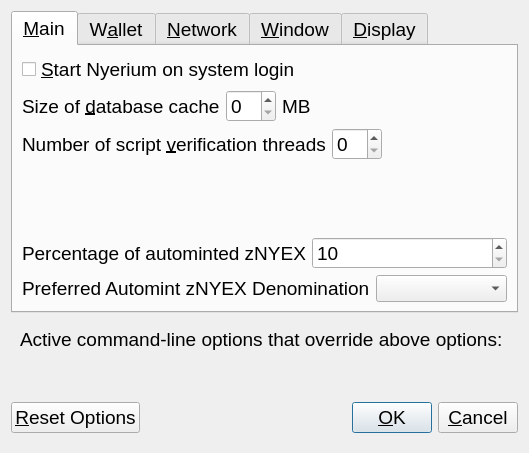
Above: src/qt/forms/optionsdialog.ui from nyerium-core/nyerium before the change. Below: the same form after it.
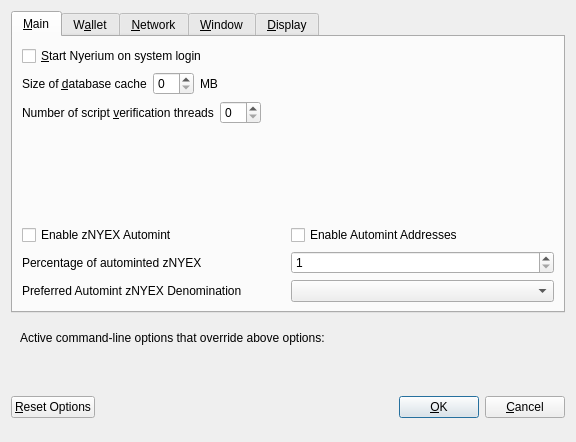
That is the form after the change. Custom widgets are drawn as their Qt base class.

Patch:
```diff
--- a/src/qt/forms/optionsdialog.ui
+++ b/src/qt/forms/optionsdialog.ui
@@ -6,16 +6,10 @@
    <rect>
     <x>0</x>
     <y>0</y>
-    <width>502</width>
-    <height>453</height>
+    <width>576</width>
+    <height>442</height>
    </rect>
   </property>
-  <property name="font">
-   <font>
-    
-    <pointsize>14</pointsize>
-   </font>
-  </property>
   <property name="windowTitle">
    <string>Options</string>
   </property>
@@ -25,11 +19,6 @@
   <layout class="QVBoxLayout" name="verticalLayout">
    <item>
     <widget class="QTabWidget" name="tabWidget">
-     <property name="font">
-   <font>
-       <pointsize>14</pointsize>
-      </font>
-     </property>
      <property name="currentIndex">
       <number>0</number>
      </property>
@@ -40,12 +29,6 @@
       <layout class="QVBoxLayout" name="verticalLayout_Main">
        <item>
         <widget class="QCheckBox" name="bitcoinAtStartup">
-         <property name="font">
-          <font>
-           
-           <pointsize>14</pointsize>
-          </font>
-         </property>
          <property name="toolTip">
           <string>Automatically start Nyerium after logging in to the system.</string>
          </property>
@@ -58,12 +41,6 @@
         <layout class="QHBoxLayout" name="horizontalLayout_2_Main">
          <item>
           <widget class="QLabel" name="databaseCacheLabel">
-           <property name="font">
-            <font>
-             
-             <pointsize>14</pointsize>
-            </font>
-           </property>
            <property name="text">
             <string>Size of &amp;database cache</string>
            </property>
@@ -76,23 +53,10 @@
           </widget>
          </item>
          <item>
-          <widget class="QSpinBox" name="databaseCache">
-           <property name="font">
-            <font>
-             
-             <pointsize>14</pointsize>
-            </font>
-           </property>
-          </widget>
+          <widget class="QSpinBox" name="databaseCache"/>
          </item>
          <item>
           <widget class="QLabel" name="databaseCacheUnitLabel">
-           <property name="font">
-            <font>
-             
-             <pointsize>14</pointsize>
-            </font>
-           </property>
            <property name="text">
             <string>MB</string>
            </property>
@@ -103,12 +67,6 @@
          </item>
          <item>
           <spacer name="horizontalSpacer_2_Main">
-           <property name="font">
-            <font>
-             
-             <pointsize>14</pointsize>
-            </font>
-           </property>
            <property name="orientation">
             <enum>Qt::Horizontal</enum>
            </property>
@@ -126,12 +84,6 @@
         <layout class="QHBoxLayout" name="horizontalLayout_3_Main">
          <item>
           <widget class="QLabel" name="threadsScriptVerifLabel">
-           <property name="font">
-            <font>
-             
-             <pointsize>14</pointsize>
-            </font>
-           </property>
            <property name="text">
             <string>Number of script &amp;verification threads</string>
            </property>
@@ -145,12 +97,6 @@
          </item>
          <item>
           <widget class="QSpinBox" name="threadsScriptVerif">
-           <property name="font">
-            <font>
-             
-             <pointsize>14</pointsize>
-            </font>
-           </property>
            <property name="toolTip">
             <string>(0 = auto, &lt;0 = leave that many cores free)</string>
            </property>
@@ -158,12 +104,6 @@
          </item>
          <item>
           <spacer name="horizontalSpacer_3_Main">
-           <property name="font">
-            <font>
-             
-             <pointsize>14</pointsize>
-            </font>
-           </property>
            <property name="orientation">
             <enum>Qt::Horizontal</enum>
            </property>
@@ -179,12 +119,6 @@
        </item>
        <item>
         <spacer name="verticalSpacer_2">
-         <property name="font">
-          <font>
-           
-           <pointsize>14</pointsize>
-          </font>
-         </property>
          <property name="orientation">
           <enum>Qt::Vertical</enum>
          </property>
@@ -197,15 +131,45 @@
         </spacer>
        </item>
        <item>
-        <layout class="QHBoxLayout" name="horizontalLayout_3">
+        <widget class="QWidget" name="verticalZnyexOptionsWidget" native="true">
+         <layout class="QVBoxLayout" name="verticalZnyexOptionsLayout">
+          <property name="margin">
+           <number>0</number>
+          </property>
+          <item>
+           <layout class="QHBoxLayout" name="horizontalAutomintingLayout">
+            <item>
+             <widget class="QCheckBox" name="checkBoxZeromintEnable">
+              <property name="toolTip">
+               <string>Enable automatic minting of NYEX units to zNYEX</string>
+              </property>
+              <property name="layoutDirection">
+               <enum>Qt::LeftToRight</enum>
+              </property>
+              <property name="text">
+               <string>Enable zNYEX Automint</string>
+              </property>
+             </widget>
+            </item>
+            <item>
+             <widget class="QCheckBox" name="checkBoxZeromintAddresses">
+              <property name="toolTip">
+               <string>Enable automatic zNYEX minting from specific addresses</string>
+              </property>
+              <property name="layoutDirection">
+               <enum>Qt::LeftToRight</enum>
+              </property>
+              <property name="text">
+               <string>Enable Automint Addresses</string>
+              </property>
+             </widget>
+            </item>
+           </layout>
+          </item>
+          <item>
+           <layout class="QHBoxLayout" name="horizontalZmintPercentageLayout">
          <item>
           <widget class="QLabel" name="percentage_label">
-           <property name="font">
-            <font>
-             
-             <pointsize>14</pointsize>
-            </font>
-           </property>
            <property name="toolTip">
             <string>Percentage of incoming NYEX which get automatically converted to zNYEX via Zerocoin Protocol (min: 10%)</string>
            </property>
@@ -216,14 +180,8 @@
          </item>
          <item>
           <widget class="QSpinBox" name="zeromintPercentage">
-           <property name="font">
-            <font>
-             
-             <pointsize>14</pointsize>
-            </font>
-           </property>
            <property name="minimum">
-            <number>10</number>
+               <number>1</number>
            </property>
            <property name="maximum">
             <number>100</number>
@@ -245,12 +203,6 @@
              <height>16777215</height>
             </size>
            </property>
-           <property name="font">
-            <font>
-             
-             <pointsize>14</pointsize>
-            </font>
-           </property>
            <property name="toolTip">
             <string>Wait with automatic conversion to Zerocoin until enough NYEX for this denomination is available</string>
            </property>
@@ -267,12 +219,6 @@
              <height>27</height>
             </size>
            </property>
-           <property name="font">
-            <font>
-             
-             <pointsize>14</pointsize>
-            </font>
-           </property>
            <property name="toolTip">
             <string>Wait with automatic conversion to Zerocoin until enough NYEX for this denomination is available</string>
            </property>
@@ -288,6 +234,9 @@
        </item>
       </layout>
      </widget>
+       </item>
+      </layout>
+     </widget>
      <widget class="QWidget" name="tabWallet">
       <attribute name="title">
        <string>W&amp;allet</string>
@@ -678,22 +627,11 @@
    </item>
    <item>
     <widget class="QFrame" name="frame">
-     <property name="font">
-   <font>
-       <pointsize>14</pointsize>
-      </font>
-     </property>
      <layout class="QVBoxLayout" name="verticalLayout_Bottom">
       <item>
        <layout class="QHBoxLayout" name="horizontalLayout_Bottom">
         <item>
          <widget class="QLabel" name="overriddenByCommandLineInfoLabel">
-          <property name="font">
-           <font>
-            
-            <pointsize>14</pointsize>
-           </font>
-          </property>
           <property name="text">
            <string>Active command-line options that override above options:</string>
           </property>
@@ -704,12 +642,6 @@
         </item>
         <item>
          <spacer name="horizontalSpacer_Bottom">
-          <property name="font">
-           <font>
-            
-            <pointsize>14</pointsize>
-           </font>
-          </property>
           <property name="orientation">
            <enum>Qt::Horizontal</enum>
           </property>
@@ -725,12 +657,6 @@
       </item>
       <item>
        <widget class="QLabel" name="overriddenByCommandLineLabel">
-        <property name="font">
-         <font>
-          
-          <pointsize>14</pointsize>
-         </font>
-        </property>
         <property name="text">
          <string/>
         </property>
@@ -749,12 +675,6 @@
     <layout class="QHBoxLayout" name="horizontalLayout_Buttons">
      <item>
       <widget class="QPushButton" name="resetButton">
-       <property name="font">
-        <font>
-         
-         <pointsize>14</pointsize>
-        </font>
-       </property>
        <property name="toolTip">
         <string>Reset all client options to default.</string>
        </property>
@@ -768,12 +688,6 @@
      </item>
      <item>
       <spacer name="horizontalSpacer_1">
-       <property name="font">
-        <font>
-         
-         <pointsize>14</pointsize>
-        </font>
-       </property>
        <property name="orientation">
         <enum>Qt::Horizontal</enum>
        </property>
@@ -795,8 +709,6 @@
        </property>
        <property name="font">
         <font>
-         
-         <pointsize>14</pointsize>
          <weight>75</weight>
          <bold>true</bold>
         </font>
@@ -814,12 +726,6 @@
      </item>
      <item>
       <spacer name="horizontalSpacer_2">
-       <property name="font">
-        <font>
-         
-         <pointsize>14</pointsize>
-        </font>
-       </property>
        <property name="orientation">
         <enum>Qt::Horizontal</enum>
        </property>
@@ -833,12 +739,6 @@
      </item>
      <item>
       <widget class="QPushButton" name="okButton">
-       <property name="font">
-        <font>
-         
-         <pointsize>14</pointsize>
-        </font>
-       </property>
        <property name="text">
         <string>&amp;OK</string>
        </property>
@@ -852,12 +752,6 @@
      </item>
      <item>
       <widget class="QPushButton" name="cancelButton">
-       <property name="font">
-        <font>
-         
-         <pointsize>14</pointsize>
-        </font>
-       </property>
        <property name="text">
         <string>&amp;Cancel</string>
        </property>
```
Left out of the diff: 88 changed lines with no effect on the pictures. Lines whose indentation alone changed are shown as unchanged.
